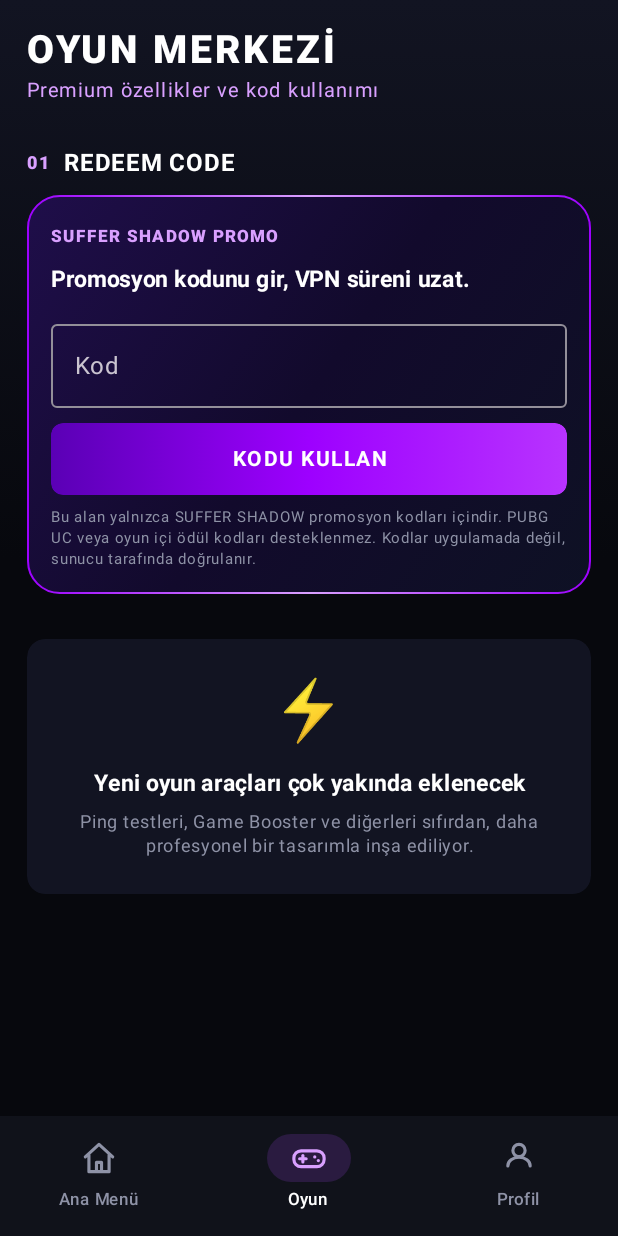
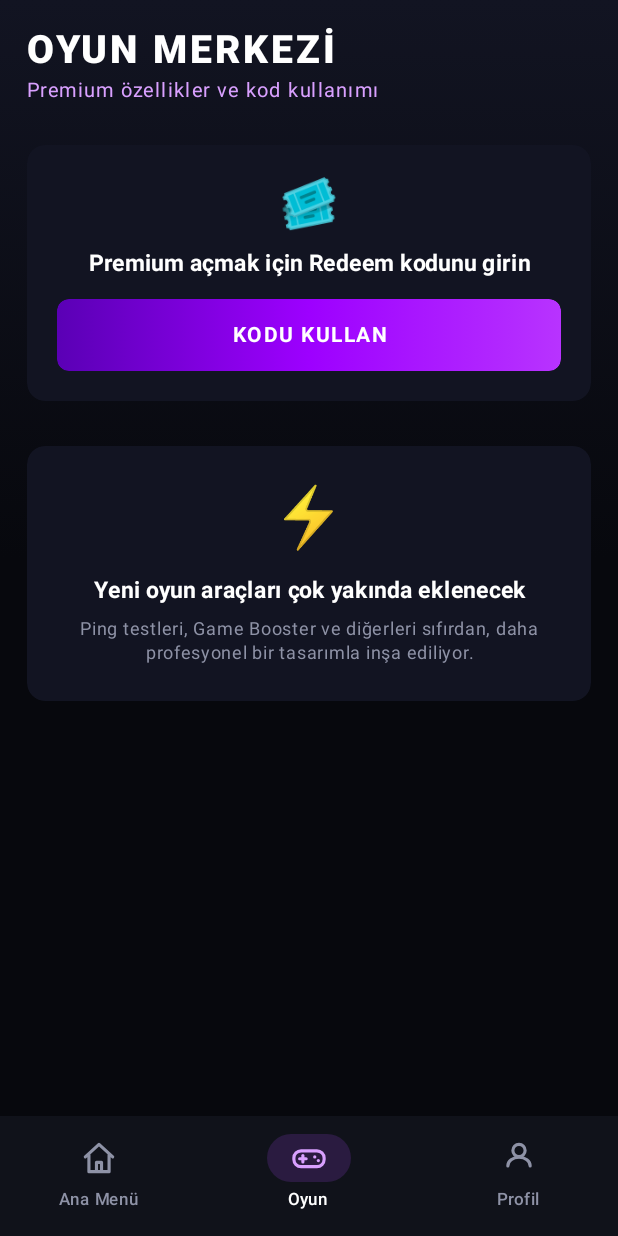
Before and after one commit to suffer-20msAPK/Suffer-Shadow, an Android app built with Jetpack Compose: the screen it shows after launch (MainActivity), item 2 of the bottom bar chosen, on a phone screen of 412 x 824 dp. Run offline under Robolectric (Android 15) with nearby library versions, the phone set to English and light mode, and no system bars; network calls fail; pictures from the network do not load.

Commit message:
Update MainActivity.kt

```diff
--- a/app/src/main/java/com/suffershadow/vpn/MainActivity.kt
+++ b/app/src/main/java/com/suffershadow/vpn/MainActivity.kt
@@ -666,9 +666,10 @@ fun AppRoot() {
                         gameState.backup = null
                         android.widget.Toast.makeText(context, if (lang == "tm") "Ölçeg taryhy arassalandy" else "Ölçüm geçmişi temizlendi", android.widget.Toast.LENGTH_SHORT).show()
                     },
-                    prefs = prefs,
-                    feedback = feedback
-                )
+                        prefs = prefs,
+    feedback = feedback,
+    onOpenVip = { showVipScreen = true }
+)
                 else -> ProfileTab(prefs = prefs, feedback = feedback)
             }
         }
@@ -1423,8 +1424,9 @@ private fun GameToolsTab(
     onSound: (Boolean) -> Unit,
     onVibration: (Boolean) -> Unit,
     onClearMeasurements: () -> Unit,
-    prefs: android.content.SharedPreferences,
-    feedback: (FeedbackType) -> Unit
+        prefs: android.content.SharedPreferences,
+    feedback: (FeedbackType) -> Unit,
+    onOpenVip: () -> Unit
 ) {
     val tm = lang == "tm"
 
@@ -1450,7 +1452,30 @@ private fun GameToolsTab(
 
         Spacer(Modifier.height(24.dp))
 
-        RedeemSection(lang = lang, prefs = prefs, feedback = feedback)
+        AnimatedSurface(
+    modifier = Modifier.fillMaxWidth(),
+    shape = RoundedCornerShape(12.dp),
+    color = CardBg,
+    onClick = { feedback(FeedbackType.TAP); onOpenVip() }
+) {
+    Column(Modifier.padding(20.dp), horizontalAlignment = Alignment.CenterHorizontally) {
+        Text("🎟️", fontSize = 32.sp)
+        Spacer(Modifier.height(8.dp))
+        Text(
+            text = if (tm) "Premium açmak üçin Redeem koduny giriziň" else "Premium açmak için Redeem kodunu girin",
+            color = Color.White,
+            fontWeight = FontWeight.Bold,
+            fontSize = 15.sp,
+            textAlign = TextAlign.Center
+        )
+        Spacer(Modifier.height(12.dp))
+        NeonButton(
+            text = if (tm) "KODY ULAN" else "KODU KULLAN",
+            modifier = Modifier.fillMaxWidth(),
+            onClick = { feedback(FeedbackType.TAP); onOpenVip() }
+        )
+    }
+        }
 
         Spacer(Modifier.height(30.dp))
 
```
